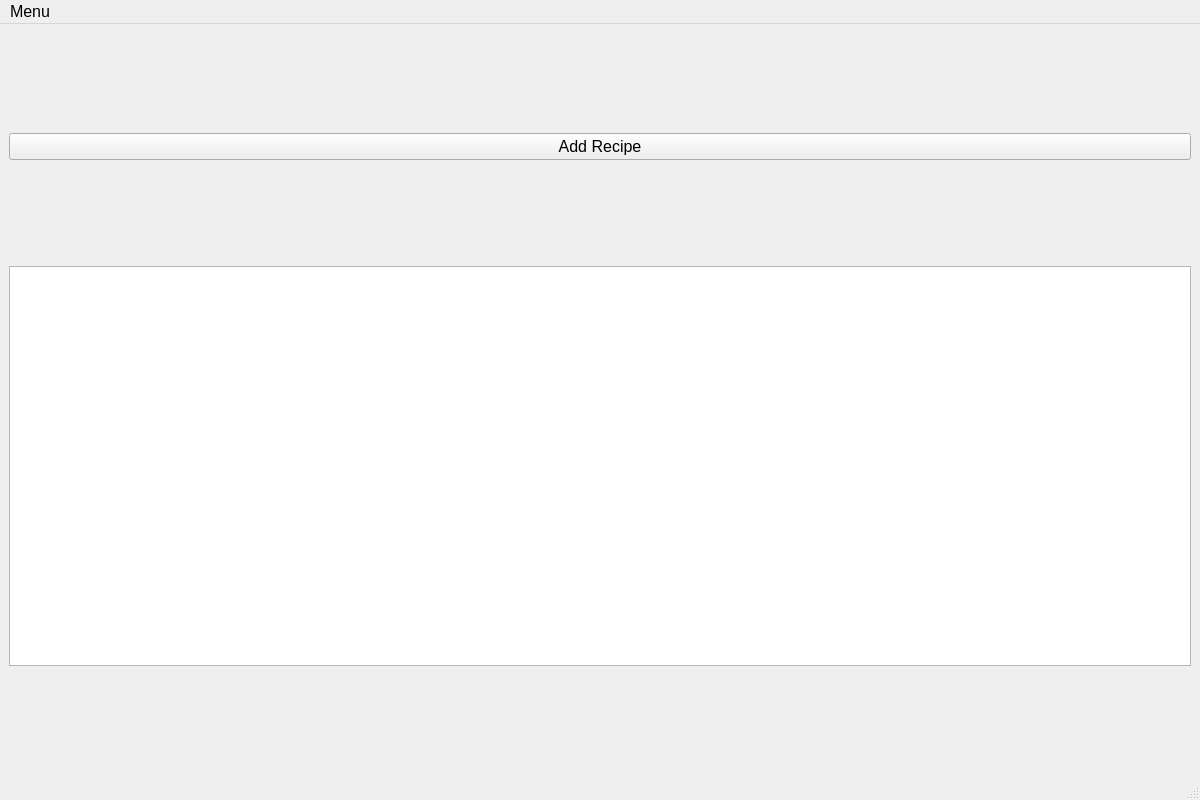
The window that homepage.ui (sgomez14/team-cook2) describes before a commit, drawn with Qt 5.
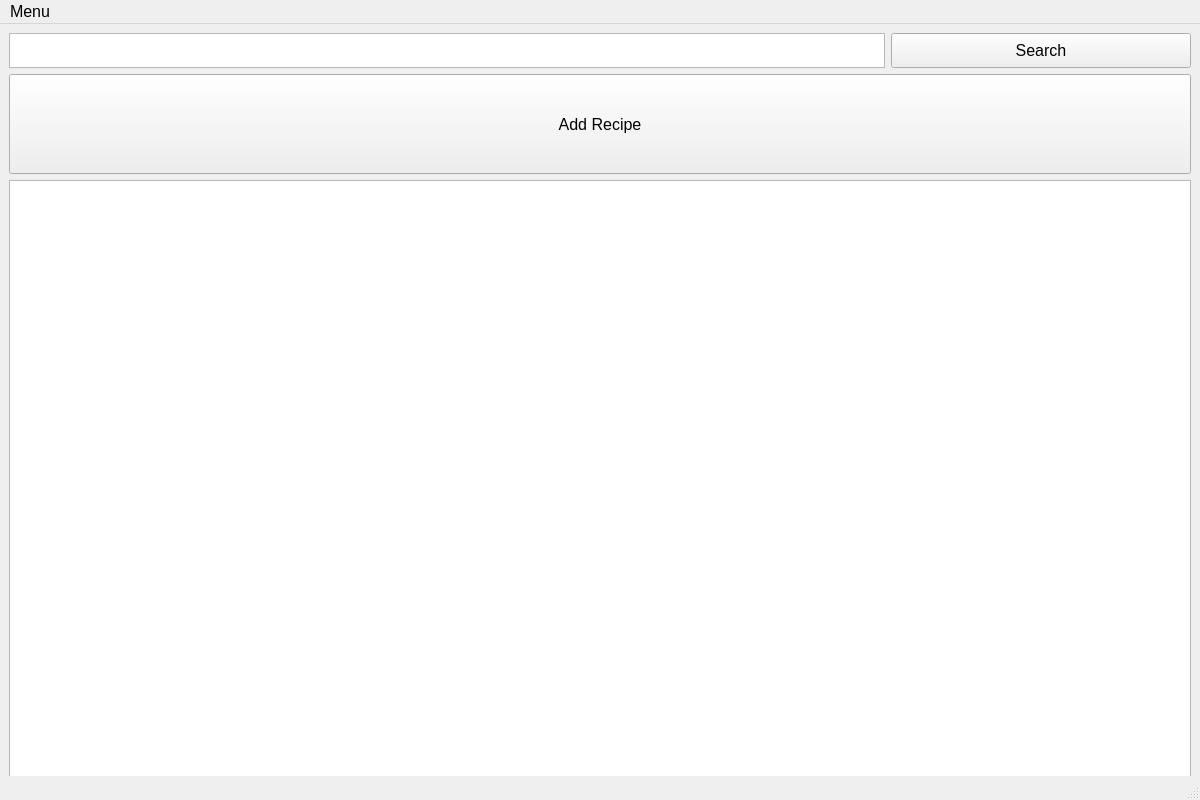
The same window after the commit. Icons and pictures are not drawn.

Commit message: finalized homepage ui look

Patch:
```diff
--- a/homepage.ui
+++ b/homepage.ui
@@ -33,8 +33,64 @@
   </property>
   <widget class="QWidget" name="centralwidget">
    <layout class="QVBoxLayout" name="verticalLayout">
+    <item>
+     <layout class="QHBoxLayout" name="horizontalLayout">
+      <item>
+       <widget class="QTextEdit" name="textEdit">
+        <property name="maximumSize">
+         <size>
+          <width>16777215</width>
+          <height>35</height>
+         </size>
+        </property>
+        <property name="font">
+         <font>
+          <pointsize>12</pointsize>
+          <italic>true</italic>
+         </font>
+        </property>
+       </widget>
+      </item>
+      <item>
+       <widget class="QPushButton" name="mainSearchButton">
+        <property name="minimumSize">
+         <size>
+          <width>300</width>
+          <height>0</height>
+         </size>
+        </property>
+        <property name="maximumSize">
+         <size>
+          <width>16777215</width>
+          <height>35</height>
+         </size>
+        </property>
+        <property name="text">
+         <string>Search</string>
+        </property>
+        <property name="icon">
+         <iconset>
+          <normalon>:/resources/icons/magnifier.png</normalon>
+         </iconset>
+        </property>
+        <property name="iconSize">
+         <size>
+          <width>30</width>
+          <height>30</height>
+         </size>
+        </property>
+       </widget>
+      </item>
+     </layout>
+    </item>
     <item>
      <widget class="QPushButton" name="addRecipeButton">
+      <property name="minimumSize">
+       <size>
+        <width>0</width>
+        <height>100</height>
+       </size>
+      </property>
       <property name="font">
        <font>
         <family>Segoe UI</family>
@@ -44,12 +100,23 @@
       <property name="text">
        <string>Add Recipe</string>
       </property>
+      <property name="icon">
+       <iconset>
+        <normalon>:/resources/icons/plus.png</normalon>
+       </iconset>
+      </property>
+      <property name="iconSize">
+       <size>
+        <width>30</width>
+        <height>30</height>
+       </size>
+      </property>
      </widget>
     </item>
     <item>
      <widget class="QListWidget" name="recipeList">
       <property name="sizePolicy">
-       <sizepolicy hsizetype="Expanding" vsizetype="Fixed">
+       <sizepolicy hsizetype="Expanding" vsizetype="MinimumExpanding">
         <horstretch>0</horstretch>
         <verstretch>0</verstretch>
        </sizepolicy>
@@ -57,7 +124,7 @@
       <property name="minimumSize">
        <size>
         <width>0</width>
-        <height>400</height>
+        <height>600</height>
        </size>
       </property>
       <property name="frameShadow">
```
Left out of the diff: 14 changed lines with no effect on the pictures. The commit also changes 4 other files.
